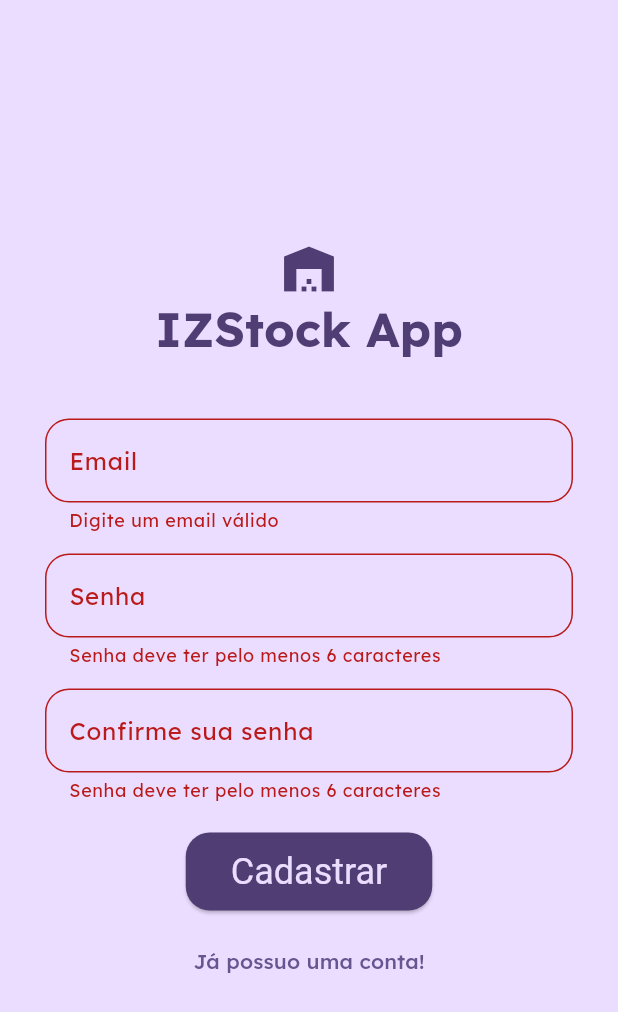
After one commit to EFBN0/IZStock, a Flutter app: the screen it shows after launch, after a tap on "Entrar", after a tap on "Ainda não possui uma conta? Cadastre-se!", after a tap on "Cadastrar", on a phone screen of 412 x 824 dp. The commit adds this screen. Shown: the top 1012 px of the screen. Run offline on Flutter 3.47's test engine with Material 3 defaults, Android fonts, the phone set to English and light mode, and no system bars; our stand-ins replace firebase_auth, firebase_core, google_fonts; accounts and stored records are empty.

Commit message:
feat: fluxo de autenticação

```diff
--- a/lib/main.dart
+++ b/lib/main.dart
@@ -1,8 +1,14 @@
+import 'package:firebase_auth/firebase_auth.dart';
 import 'package:flutter/material.dart';
+import 'package:izstock/pages/auth/auth.dart';
 import 'package:izstock/pages/main_navigation.dart';
 import 'package:izstock/styles/theme.dart';
+import 'package:firebase_core/firebase_core.dart';
+import 'firebase_options.dart';
 
-void main() {
+void main() async {
+  WidgetsFlutterBinding.ensureInitialized();
+  await Firebase.initializeApp(options: DefaultFirebaseOptions.currentPlatform);
   runApp(const App());
 }
 
@@ -11,6 +17,18 @@ class App extends StatelessWidget {
 
   @override
   Widget build(BuildContext context) {
-    return MaterialApp(theme: theme, home: const MainNavigationScreen());
+    return MaterialApp(
+      theme: theme,
+      home: StreamBuilder(
+        stream: FirebaseAuth.instance.authStateChanges(),
+        builder: (ctx, snapshot) {
+          if (snapshot.hasData) {
+            return const MainNavigationScreen();
+          }
+
+          return const AuthScreen();
+        },
+      ),
+    );
   }
 }
--- /dev/null
+++ b/lib/pages/auth/auth.dart
@@ -0,0 +1,84 @@
+import 'package:flutter/material.dart';
+import 'package:izstock/widgets/auth/auth_options.dart';
+import 'package:izstock/widgets/auth/login_user.dart';
+import 'package:izstock/widgets/auth/register_user.dart';
+
+enum AuthScreenModeEnum { initial, login, register }
+
+class AuthScreen extends StatefulWidget {
+  const AuthScreen({super.key});
+
+  @override
+  State<AuthScreen> createState() {
+    return _AuthScreenState();
+  }
+}
+
+class _AuthScreenState extends State<AuthScreen> {
+  var _pageMode = AuthScreenModeEnum.initial;
+
+  void _setPageMode(AuthScreenModeEnum pageMode) {
+    setState(() {
+      _pageMode = pageMode;
+    });
+  }
+
+  @override
+  Widget build(BuildContext context) {
+    Widget authNavigationOption;
+    Widget mainContent;
+
+    if (_pageMode == AuthScreenModeEnum.login) {
+      authNavigationOption = TextButton(onPressed: () {
+        _setPageMode(AuthScreenModeEnum.register);
+      }, child: Text('Ainda não possui uma conta? Cadastre-se!'));
+
+      mainContent = Login();
+    } else if (_pageMode == AuthScreenModeEnum.register) {
+      authNavigationOption = TextButton(onPressed: () {
+        _setPageMode(AuthScreenModeEnum.login);
+      }, child: Text('Já possuo uma conta!'));
+
+      mainContent = Register();
+    } else {
+      authNavigationOption = const SizedBox.shrink();
+      mainContent = AuthOptions(onPageModeChange: _setPageMode);
+    }
+
+    return Scaffold(
+      body: Container(
+        decoration: BoxDecoration(
+          color: Theme.of(context).colorScheme.primaryContainer,
+        ),
+        child: Center(
+          child: Padding(
+            padding: EdgeInsetsGeometry.symmetric(horizontal: 30),
+            child: Column(
+              mainAxisAlignment: MainAxisAlignment.center,
+              children: [
+                Icon(
+                  Icons.warehouse,
+                  color: Theme.of(context).colorScheme.onPrimaryContainer,
+                  size: 40,
+                ),
+                Text(
+                  'IZStock App',
+                  style: Theme.of(context).textTheme.headlineLarge!.copyWith(
+                    fontWeight: FontWeight.bold,
+                    fontSize: 32,
+                    color: Theme.of(context).colorScheme.onPrimaryContainer,
+                  ),
+                ),
+                const SizedBox(height: 40),
+                SingleChildScrollView(child: mainContent),
+                if (_pageMode != AuthScreenModeEnum.initial)
+                  const SizedBox(height: 10,),
+                authNavigationOption
+              ],
+            ),
+          ),
+        ),
+      ),
+    );
+  }
+}
--- a/lib/pages/main_navigation.dart
+++ b/lib/pages/main_navigation.dart
@@ -1,3 +1,4 @@
+import 'package:firebase_auth/firebase_auth.dart';
 import 'package:flutter/material.dart';
 import 'package:izstock/pages/dashboard.dart';
 import 'package:izstock/pages/configuracoes.dart';
@@ -65,6 +66,17 @@ class _MainNavigationScreenState extends State<MainNavigationScreen> {
         shadowColor: const Color.fromARGB(255, 0, 0, 0).withValues(alpha: 0.5),
         centerTitle: true,
         title: Text(_screens[_selectedScreenIndex].title),
+        actions: [
+          IconButton(
+            onPressed: () {
+              FirebaseAuth.instance.signOut();
+            },
+            icon: Icon(
+              Icons.exit_to_app,
+              color: Theme.of(context).colorScheme.primary,
+            ),
+          ),
+        ],
       ),
       body: _screens[_selectedScreenIndex].screen,
       bottomNavigationBar: BottomNavigationBar(
--- a/lib/styles/theme.dart
+++ b/lib/styles/theme.dart
@@ -38,7 +38,7 @@ final ThemeData theme = ThemeData(
       backgroundColor: kColorSchemeEscuro.primary,
       foregroundColor: kColorSchemeEscuro.onPrimary,
       shape: RoundedRectangleBorder(
-        borderRadius: BorderRadius.circular(8.0),
+        borderRadius: BorderRadius.circular(16.0),
       ),
       padding: const EdgeInsets.symmetric(horizontal: 24, vertical: 16),
     ),
@@ -48,12 +48,10 @@ final ThemeData theme = ThemeData(
     filled: true,
     fillColor: kColorSchemeEscuro.surfaceContainerHighest.withValues(alpha: 0.5),
     border: OutlineInputBorder(
-      borderRadius: BorderRadius.circular(8.0),
-      borderSide: BorderSide.none,
+      borderRadius: BorderRadius.circular(16.0),
     ),
     focusedBorder: OutlineInputBorder(
-      borderRadius: BorderRadius.circular(8.0),
-      borderSide: BorderSide(color: kColorSchemeEscuro.primary),
+      borderRadius: BorderRadius.circular(16.0),
     ),
   ),
 
--- /dev/null
+++ b/lib/widgets/auth/auth_options.dart
@@ -0,0 +1,76 @@
+import 'package:flutter/material.dart';
+import 'package:izstock/pages/auth/auth.dart';
+
+class AuthOptions extends StatelessWidget {
+  const AuthOptions({super.key, required this.onPageModeChange});
+
+  final void Function(AuthScreenModeEnum) onPageModeChange;
+
+  @override
+  Widget build(BuildContext context) {
+    return Column(
+      children: [
+        Row(
+          children: [
+            Expanded(
+              child: TextButton(
+                onPressed: () {
+                  onPageModeChange(AuthScreenModeEnum.login);
+                },
+                style: TextButton.styleFrom(
+                  foregroundColor: Theme.of(
+                    context,
+                  ).colorScheme.onPrimaryContainer,
+                  textStyle: TextStyle(
+                    fontSize: 20,
+                    fontWeight: FontWeight.bold,
+                  ),
+                  padding: EdgeInsets.symmetric(horizontal: 20, vertical: 10),
+                  side: BorderSide(
+                    color: Theme.of(context).colorScheme.onPrimaryContainer,
+                  ),
+                  shape: RoundedRectangleBorder(
+                    borderRadius: BorderRadiusGeometry.circular(14),
+                  ),
+                ),
+                child: const Text('Entrar'),
+              ),
+            ),
+          ],
+        ),
+        const SizedBox(height: 16),
+        Row(
+          children: [
+            Expanded(
+              child: TextButton(
+                onPressed: () {
+                  onPageModeChange(AuthScreenModeEnum.register);
+                },
+                style: TextButton.styleFrom(
+                  backgroundColor: Theme.of(
+                    context,
+                  ).colorScheme.onPrimaryContainer,
+                  foregroundColor: Theme.of(
+                    context,
+                  ).colorScheme.primaryContainer,
+                  textStyle: TextStyle(
+                    fontSize: 20,
+                    fontWeight: FontWeight.bold,
+                  ),
+                  padding: EdgeInsets.symmetric(horizontal: 20, vertical: 10),
+                  side: BorderSide(
+                    color: Theme.of(context).colorScheme.onPrimaryContainer,
+                  ),
+                  shape: RoundedRectangleBorder(
+                    borderRadius: BorderRadiusGeometry.circular(14),
+                  ),
+                ),
+                child: Text('Cadastrar-se'),
+              ),
+            ),
+          ],
+        ),
+      ],
+    );
+  }
+}
--- /dev/null
+++ b/lib/widgets/auth/login_user.dart
@@ -0,0 +1,110 @@
+import 'package:flutter/material.dart';
+import 'package:firebase_auth/firebase_auth.dart';
+
+final _firebase = FirebaseAuth.instance;
+
+class Login extends StatefulWidget {
+  const Login({super.key});
+
+  @override
+  State<Login> createState() {
+    return _LoginState();
+  }
+}
+
+class _LoginState extends State<Login> {
+  final _form = GlobalKey<FormState>();
+
+  var _enteredEmail = '';
+  var _enteredPassword = '';
+
+  void _unfocus() {
+    FocusManager.instance.primaryFocus?.unfocus();
+  }
+
+  void _submit() async {
+    final isValid = _form.currentState!.validate();
+
+    if (!isValid) {
+      return;
+    }
+
+    _form.currentState!.save();
+
+    try {
+      final userCredentials = await _firebase.signInWithEmailAndPassword(
+        email: _enteredEmail,
+        password: _enteredPassword,
+      );
+    } on FirebaseAuthException catch (error) {
+      ScaffoldMessenger.of(context).clearSnackBars();
+      ScaffoldMessenger.of(context).showSnackBar(
+        SnackBar(content: Text(error.message ?? 'Falha ao autentiar usuário')),
+      );
+    }
+  }
+
+  @override
+  Widget build(BuildContext context) {
+    return Form(
+      key: _form,
+      child: Column(
+        mainAxisSize: MainAxisSize.min,
+        children: [
+          TextFormField(
+            onTapOutside: (event) {
+              _unfocus();
+            },
+            decoration: InputDecoration(
+              labelText: 'Email',
+              filled: false,
+            ),
+            keyboardType: TextInputType.emailAddress,
+            autocorrect: false,
+            textCapitalization: TextCapitalization.none,
+            validator: (value) {
+              if (value == null ||
+                  value.trim().isEmpty ||
+                  !value.contains('@')) {
+                return 'Digite um email válido';
+              }
+            },
+            onSaved: (value) {
+              _enteredEmail = value!;
+            },
+          ),
+          const SizedBox(height: 14,),
+          TextFormField(
+            onTapOutside: (event) {
+              _unfocus();
+            },
+            decoration: InputDecoration(
+              labelText: 'Senha',
+              filled: false,
+            ),
+            obscureText: true,
+            validator: (value) {
+              if (value == null || value.trim().length < 6) {
+                return 'Senha deve ter pelo menos 6 caracteres';
+              }
+            },
+            onSaved: (value) {
+              _enteredPassword = value!;
+            },
+          ),
+          const SizedBox(height: 20),
+          ElevatedButton(
+            onPressed: _submit,
+            style: ElevatedButton.styleFrom(
+              padding: EdgeInsets.symmetric(horizontal: 30, vertical: 12),
+              backgroundColor: Theme.of(context).colorScheme.onPrimaryContainer,
+              foregroundColor: Theme.of(context).colorScheme.primaryContainer,
+              textStyle: TextStyle(fontSize: 24),
+            ),
+            child: Text('Entrar'),
+          ),
+        ],
+      ),
+    );
+  }
+}
--- /dev/null
+++ b/lib/widgets/auth/register_user.dart
@@ -0,0 +1,132 @@
+import 'package:flutter/material.dart';
+import 'package:firebase_auth/firebase_auth.dart';
+
+final _firebase = FirebaseAuth.instance;
+
+class Register extends StatefulWidget {
+  const Register({super.key});
+
+  @override
+  State<Register> createState() {
+    return _RegisterState();
+  }
+}
+
+class _RegisterState extends State<Register> {
+  final _form = GlobalKey<FormState>();
+
+  var _enteredEmail = '';
+  var _enteredPassword = '';
+  var _enteredConfirmedPassword = '';
+
+  void _unfocus() {
+    FocusManager.instance.primaryFocus?.unfocus();
+  }
+
+  void _submit() async {
+    final isValid = _form.currentState!.validate();
+
+    if (!isValid) {
+      return;
+    }
+
+    _form.currentState!.save();
+
+    if (_enteredPassword != _enteredConfirmedPassword) {
+      ScaffoldMessenger.of(context).clearSnackBars();
+      ScaffoldMessenger.of(
+        context,
+      ).showSnackBar(SnackBar(content: Text('As senhas não coincidem')));
+      return;
+    }
+
+    try {
+      final userCredentials = await _firebase.createUserWithEmailAndPassword(
+        email: _enteredEmail,
+        password: _enteredPassword,
+      );
+    } on FirebaseAuthException catch (error) {
+      ScaffoldMessenger.of(context).clearSnackBars();
+      ScaffoldMessenger.of(context).showSnackBar(
+        SnackBar(content: Text(error.message ?? 'Falha ao se cadastrar')),
+      );
+    }
+  }
+
+  @override
+  Widget build(BuildContext context) {
+    return Form(
+      key: _form,
+      child: Column(
+        mainAxisSize: MainAxisSize.min,
+        children: [
+          TextFormField(
+            onTapOutside: (event) {
+              _unfocus();
+            },
+            decoration: InputDecoration(labelText: 'Email', filled: false),
+            keyboardType: TextInputType.emailAddress,
+            autocorrect: false,
+            textCapitalization: TextCapitalization.none,
+            validator: (value) {
+              if (value == null ||
+                  value.trim().isEmpty ||
+                  !value.contains('@')) {
+                return 'Digite um email válido';
+              }
+            },
+            onSaved: (value) {
+              _enteredEmail = value!;
+            },
+          ),
+          const SizedBox(height: 14),
+          TextFormField(
+            onTapOutside: (event) {
+              _unfocus();
+            },
+            decoration: InputDecoration(labelText: 'Senha', filled: false),
+            obscureText: true,
+            validator: (value) {
+              if (value == null || value.trim().length < 6) {
+                return 'Senha deve ter pelo menos 6 caracteres';
+              }
+            },
+            onSaved: (value) {
+              _enteredPassword = value!;
+            },
+          ),
+          const SizedBox(height: 14),
+          TextFormField(
+            onTapOutside: (event) {
+              _unfocus();
+            },
+            decoration: InputDecoration(
+              labelText: 'Confirme sua senha',
+              filled: false,
+            ),
+            obscureText: true,
+            validator: (value) {
+              if (value == null || value.trim().length < 6) {
+                return 'Senha deve ter pelo menos 6 caracteres';
+              }
+            },
+            onSaved: (value) {
+              _enteredConfirmedPassword = value!;
+            },
+          ),
+          const SizedBox(height: 20),
+          ElevatedButton(
+            onPressed: _submit,
+            style: ElevatedButton.styleFrom(
+              padding: EdgeInsets.symmetric(horizontal: 30, vertical: 12),
+              backgroundColor: Theme.of(context).colorScheme.onPrimaryContainer,
+              foregroundColor: Theme.of(context).colorScheme.primaryContainer,
+              textStyle: TextStyle(fontSize: 24),
+            ),
+            child: Text('Cadastrar'),
+          ),
+        ],
+      ),
+    );
+  }
+}
--- a/pubspec.yaml
+++ b/pubspec.yaml
@@ -36,6 +36,8 @@ dependencies:
   cupertino_icons: ^1.0.8
   google_fonts: ^6.3.2
   flutter_riverpod: ^3.0.3
+  firebase_core: ^4.2.1
+  firebase_auth: ^6.1.2
 
 dev_dependencies:
   flutter_test:
```
Also changed, not shown: firebase.json (added), lib/firebase_options.dart (added), pubspec.lock, 6 other files.
